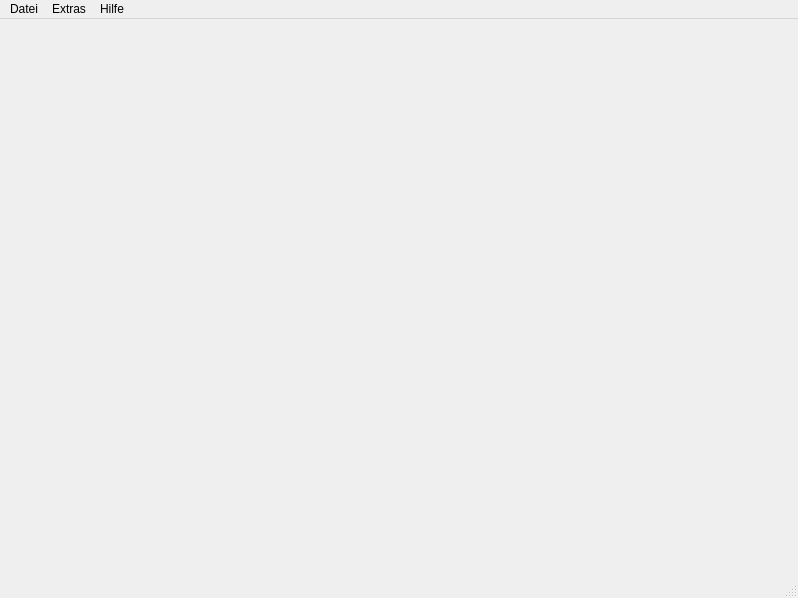
Old version of the form mainwindow.ui in the repository Raven24/FSugar.
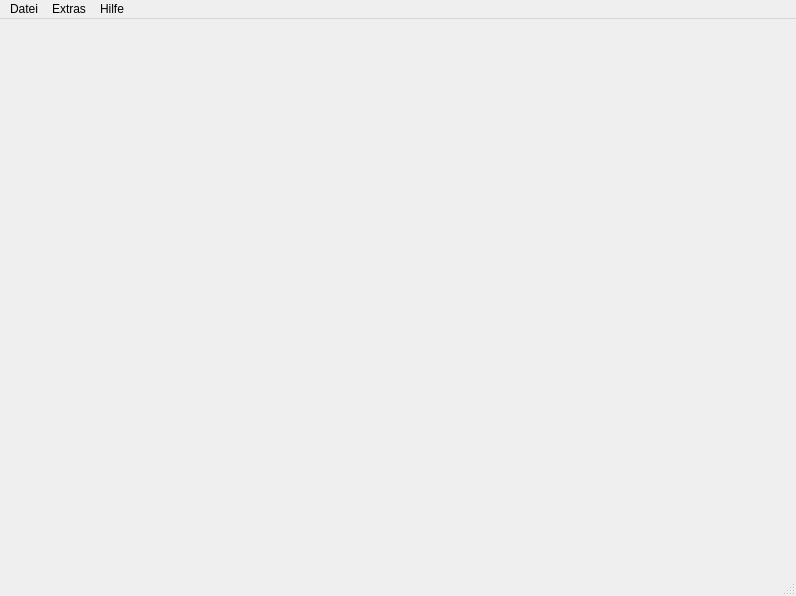
New version of the form. Icons and pictures are not drawn.

```diff
--- a/mainwindow.ui
+++ b/mainwindow.ui
@@ -6,8 +6,8 @@
    <rect>
     <x>0</x>
     <y>0</y>
-    <width>798</width>
-    <height>598</height>
+    <width>796</width>
+    <height>596</height>
    </rect>
   </property>
   <property name="windowTitle">
@@ -19,7 +19,7 @@
     <rect>
      <x>0</x>
      <y>0</y>
-     <width>798</width>
+     <width>796</width>
      <height>22</height>
     </rect>
    </property>
```
Left out of the diff: 2 changed lines with no effect on the pictures.
